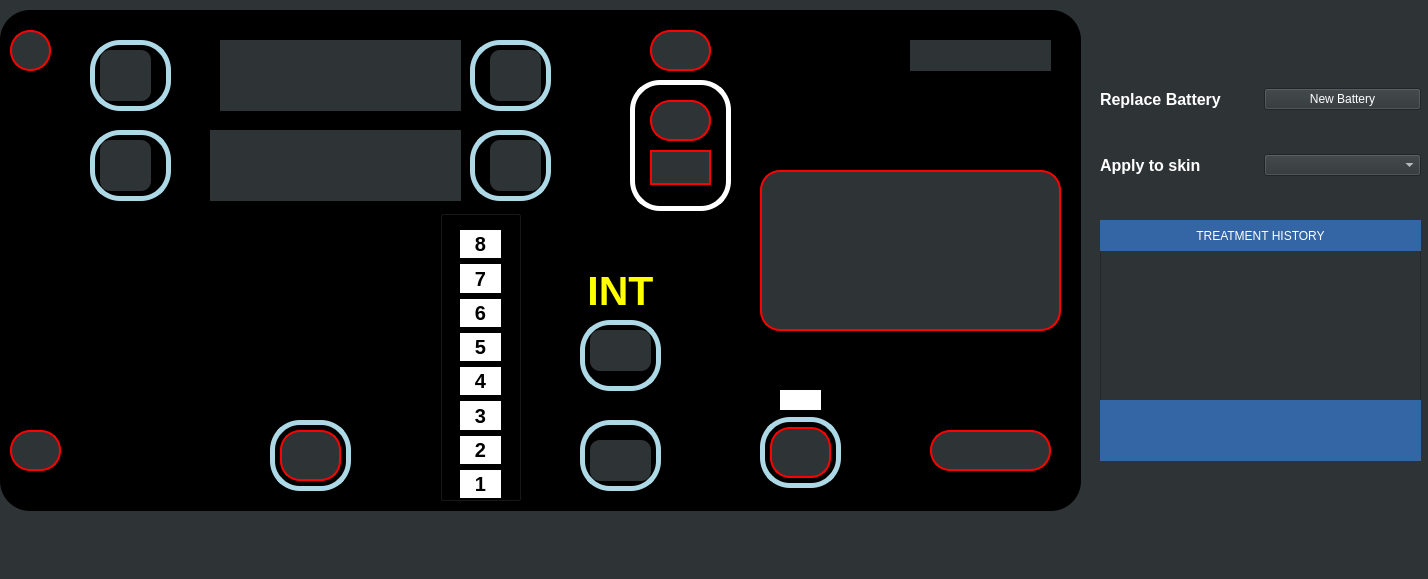
First picture: the form in Oasis/mainwindow.ui, repository AmnElDawla/OasisPro, before the edit.
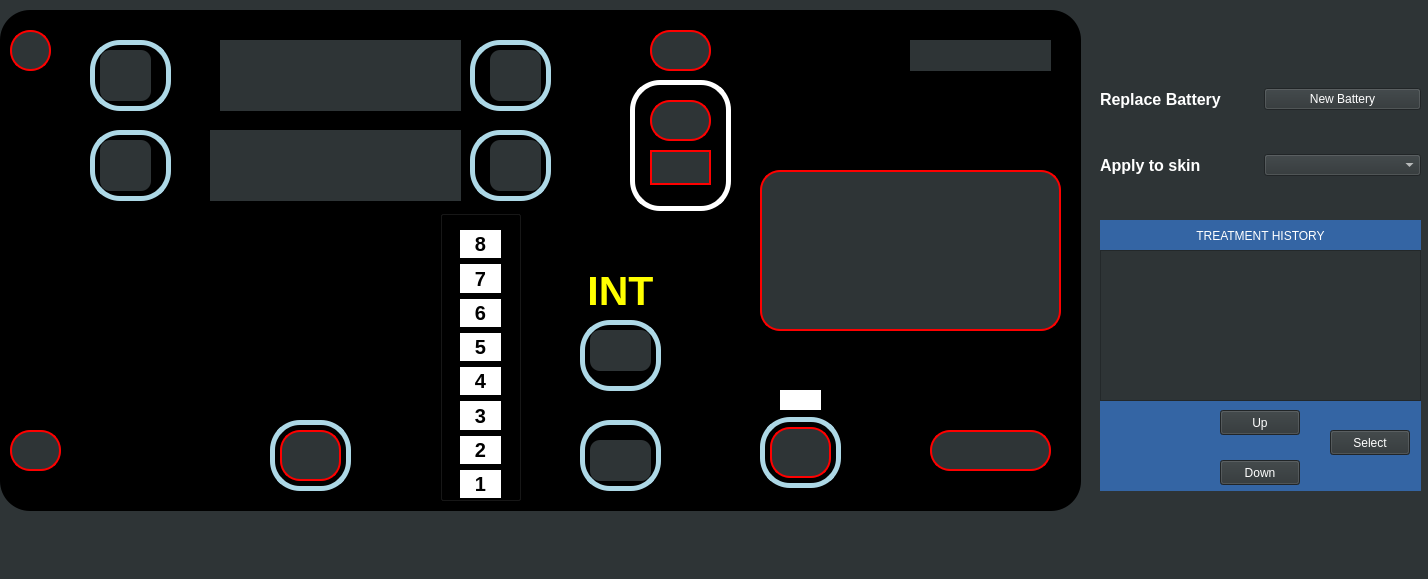
Second picture: the form after the edit. Icons and pictures are not drawn.

```diff
--- a/Oasis/mainwindow.ui
+++ b/Oasis/mainwindow.ui
@@ -959,23 +959,13 @@
      </item>
     </layout>
    </widget>
-   <widget class="QGraphicsView" name="graphicsView">
-    <property name="geometry">
-     <rect>
-      <x>1100</x>
-      <y>250</y>
-      <width>321</width>
-      <height>151</height>
-     </rect>
-    </property>
-   </widget>
    <widget class="QLabel" name="label_3">
     <property name="geometry">
      <rect>
       <x>1100</x>
       <y>400</y>
       <width>321</width>
-      <height>61</height>
+      <height>91</height>
      </rect>
     </property>
     <property name="styleSheet">
@@ -1009,6 +999,79 @@
      <set>Qt::AlignCenter</set>
     </property>
    </widget>
+   <widget class="QListWidget" name="listWidget">
+    <property name="geometry">
+     <rect>
+      <x>1100</x>
+      <y>250</y>
+      <width>321</width>
+      <height>151</height>
+     </rect>
+    </property>
+   </widget>
+   <widget class="QPushButton" name="treatmentUpBtn">
+    <property name="geometry">
+     <rect>
+      <x>1220</x>
+      <y>410</y>
+      <width>80</width>
+      <height>25</height>
+     </rect>
+    </property>
+    <property name="styleSheet">
+     <string notr="true">#increaseIntensityBtn{
+border-image: url(&quot;:/resources/buttons/yellowUp.png&quot;);
+border-radius: 10px;
+}
+
+</string>
+    </property>
+    <property name="text">
+     <string>Up</string>
+    </property>
+   </widget>
+   <widget class="QPushButton" name="treatmentDownBtn">
+    <property name="geometry">
+     <rect>
+      <x>1220</x>
+      <y>460</y>
+      <width>80</width>
+      <height>25</height>
+     </rect>
+    </property>
+    <property name="styleSheet">
+     <string notr="true">#increaseIntensityBtn{
+border-image: url(&quot;:/resources/buttons/yellowUp.png&quot;);
+border-radius: 10px;
+}
+
+</string>
+    </property>
+    <property name="text">
+     <string>Down</string>
+    </property>
+   </widget>
+   <widget class="QPushButton" name="treatmenSelectpBtn">
+    <property name="geometry">
+     <rect>
+      <x>1330</x>
+      <y>430</y>
+      <width>80</width>
+      <height>25</height>
+     </rect>
+    </property>
+    <property name="styleSheet">
+     <string notr="true">#increaseIntensityBtn{
+border-image: url(&quot;:/resources/buttons/yellowUp.png&quot;);
+border-radius: 10px;
+}
+
+</string>
+    </property>
+    <property name="text">
+     <string>Select</string>
+    </property>
+   </widget>
   </widget>
   <widget class="QMenuBar" name="menubar">
    <property name="geometry">
```
Left out of the diff: 15 changed lines with no effect on the pictures.
